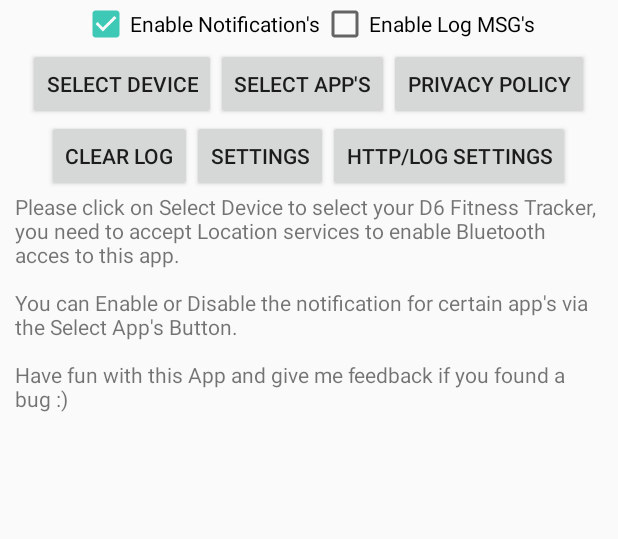
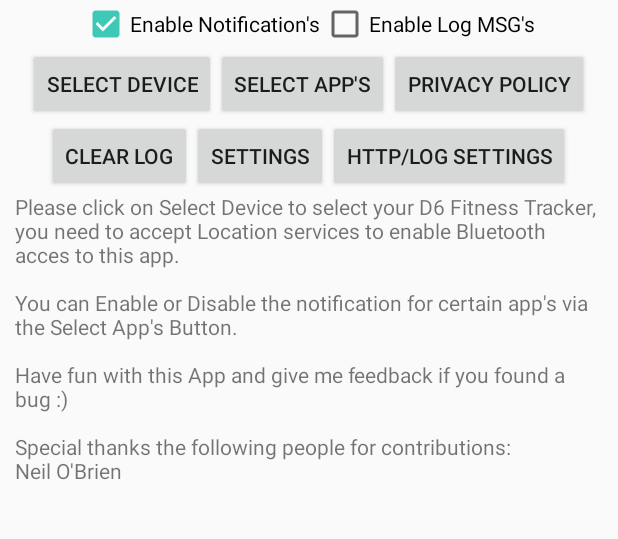
Before and after one commit to atc1441/D6Notification, an Android app: the screen it shows after launch (MainActivity), on a phone screen of 412 x 824 dp, the part 29-568 px from its top. Run offline under Robolectric (Android 15) with nearby library versions, the phone set to English and light mode, and no system bars.

Commit message:
Added credits

```diff
--- a/app/src/main/java/com/atcnetz/de/notification/MainActivity.java
+++ b/app/src/main/java/com/atcnetz/de/notification/MainActivity.java
@@ -240,7 +240,7 @@ public class MainActivity extends Activity implements View.OnClickListener {
     }
 
     public void load() {
-        tvContent.setText("Please click on Select Device to select your D6 Fitness Tracker, you need to accept Location services to enable Bluetooth acces to this app.\r\n\r\nYou can Enable or Disable the notification for certain app's via the Select App's Button.\r\n\r\nHave fun with this App and give me feedback if you found a bug :)\r\n");
+        tvContent.setText("Please click on Select Device to select your D6 Fitness Tracker, you need to accept Location services to enable Bluetooth acces to this app.\r\n\r\nYou can Enable or Disable the notification for certain app's via the Select App's Button.\r\n\r\nHave fun with this App and give me feedback if you found a bug :)\r\n\r\nSpecial thanks the following people for contributions:\r\nNeil O'Brien\r\n");
         FileInputStream fis = null;
         try {
             fis = openFileInput("D6notfifier.log");
--- a/build.gradle
+++ b/build.gradle
@@ -7,7 +7,7 @@ buildscript {
 
     }
     dependencies {
-        classpath 'com.android.tools.build:gradle:3.6.3'
+        classpath 'com.android.tools.build:gradle:4.0.1'
 
         // NOTE: Do not place your application dependencies here; they belong
         // in the individual module build.gradle files
```
Also changed, not shown: gradle/wrapper/gradle-wrapper.properties.
